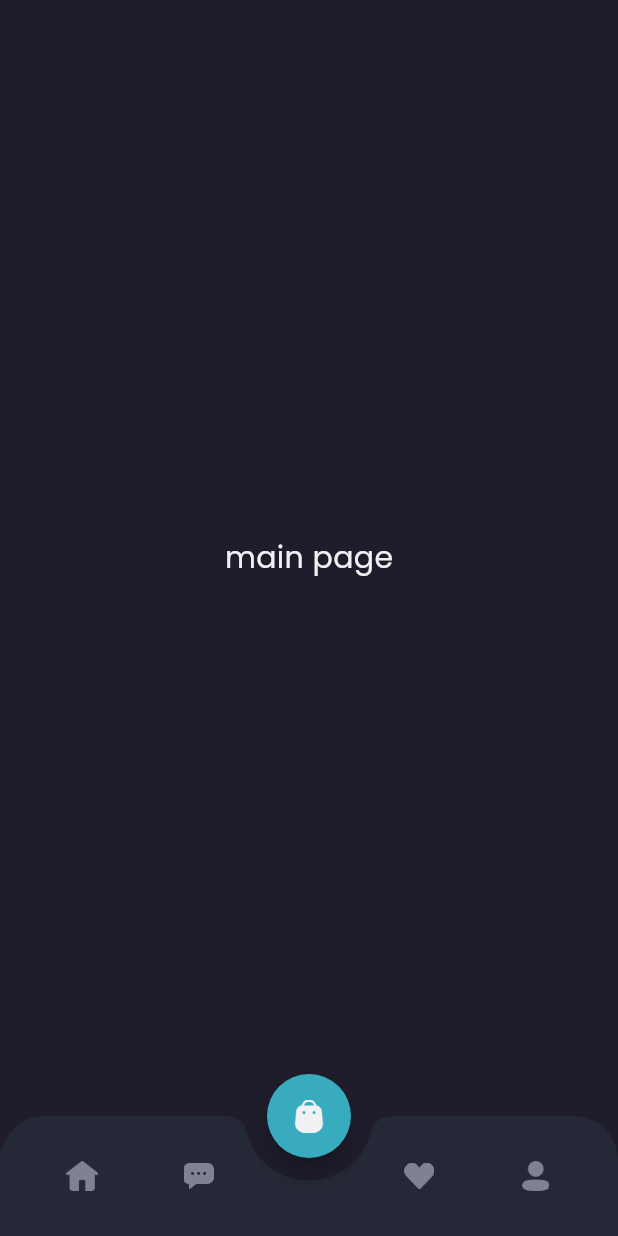
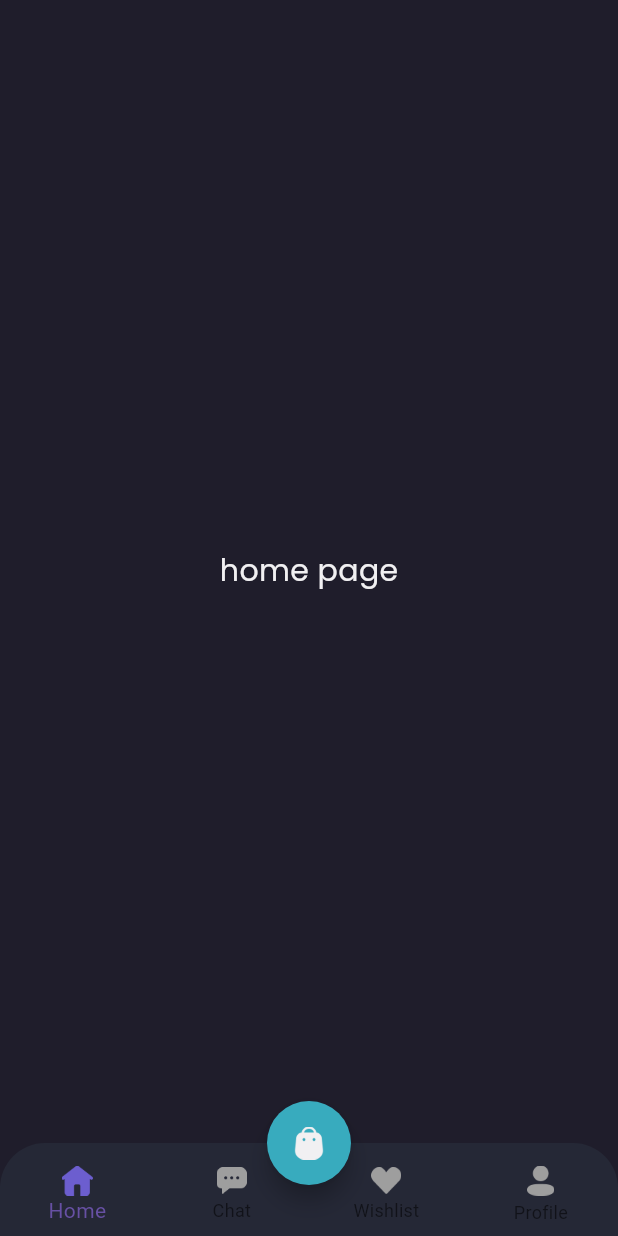
Before and after one commit to Samsulmaarif01/Shamo-Flutter-App, a Flutter app: the screen it shows after launch, after a tap on "Sign In", on a phone screen of 412 x 824 dp. Run offline on Flutter 3.47's test engine with Material 3 defaults, Android fonts, the phone set to English and light mode, and no system bars; our stand-ins replace google_fonts.

Commit message:
feat(main_page): added page navigation to the Navbar

```diff
--- /dev/null
+++ b/lib/pages/home/chat_page.dart
@@ -0,0 +1,12 @@
+import 'package:flutter/material.dart';
+import 'package:shamo/theme.dart';
+class ChatPage extends StatelessWidget {
+  const ChatPage({super.key});
+
+  @override
+  Widget build(BuildContext context) {
+    return Center(
+      child: Text('chat page', style: primaryTextStyle.copyWith(fontSize: 20),),
+    );
+  }
+}
--- /dev/null
+++ b/lib/pages/home/home_page.dart
@@ -0,0 +1,12 @@
+import 'package:flutter/material.dart';
+import 'package:shamo/theme.dart';
+class HomePage extends StatelessWidget {
+  const HomePage({super.key});
+
+  @override
+  Widget build(BuildContext context) {
+    return Center(
+      child: Text('home page',style: primaryTextStyle.copyWith(fontSize: 20),),
+    );
+  }
+}
--- a/lib/pages/home/main_page.dart
+++ b/lib/pages/home/main_page.dart
@@ -1,8 +1,26 @@
 import 'package:flutter/material.dart';
 import 'package:shamo/theme.dart';
+import 'chat_page.dart';
+import 'home_page.dart';
+import 'profile_page.dart';
+import 'wishlist_page.dart';
 
-class MainPage extends StatelessWidget {
+class MainPage extends StatefulWidget {
   const MainPage({super.key});
+
+  @override
+  State<MainPage> createState() => _MainPageState();
+}
+
+class _MainPageState extends State<MainPage> {
+  int currentIndex = 0;
+
+  final List<Widget> _pages = [
+    const HomePage(),
+    const ChatPage(),
+    const WishlistPage(),
+    const ProfilePage(),
+  ];
 
   @override
   Widget build(BuildContext context) {
@@ -25,32 +43,61 @@ class MainPage extends StatelessWidget {
         borderRadius: const BorderRadius.vertical(
           top: Radius.circular(30),
         ),
-        child: BottomAppBar(
-          shape: const CircularNotchedRectangle(),
-          notchMargin: 15,
-          color: backgroundColor4,
-          child: Row(
-            mainAxisAlignment: MainAxisAlignment.spaceAround,
-            children: <Widget>[
-              IconButton(
-                icon: Image.asset('assets/Home.png', width: 21),
-                onPressed: () {},
+        child: BottomNavigationBar(
+          backgroundColor: backgroundColor4,
+          type: BottomNavigationBarType.fixed,
+          currentIndex: currentIndex,
+          onTap: (value) {
+            setState(() {
+              currentIndex = value;
+            });
+          },
+          items: [
+            BottomNavigationBarItem(
+              icon: Padding(
+                padding: const EdgeInsets.only(top: 8.0), // Menambahkan margin atas
+                child: Image.asset(
+                  'assets/Home.png',
+                  width: 21,
+                  color: currentIndex == 0 ? const Color(0xff6C5ECF) : Colors.grey,
+                ),
               ),
-              IconButton(
-                icon: Image.asset('assets/Chat Icon.png', width: 20),
-                onPressed: () {},
+              label: 'Home',
+            ),
+            BottomNavigationBarItem(
+              icon: Padding(
+                padding: const EdgeInsets.only(top: 8.0), // Menambahkan margin atas
+                child: Image.asset(
+                  'assets/Chat Icon.png',
+                  width: 20,
+                  color: currentIndex == 1 ? const Color(0xff6C5ECF) : Colors.grey,
+                ),
               ),
-              const SizedBox(width: 40), // Empty space for the FAB
-              IconButton(
-                icon: Image.asset('assets/wishlist.png', width: 20),
-                onPressed: () {},
+              label: 'Chat',
+            ),
+            BottomNavigationBarItem(
+              icon: Padding(
+                padding: const EdgeInsets.only(top: 8.0), // Menambahkan margin atas
+                child: Image.asset(
+                  'assets/wishlist.png',
+                  width: 20,
+                  color: currentIndex == 2 ? const Color(0xff6C5ECF) : Colors.grey,
+                ),
               ),
-              IconButton(
-                icon: Image.asset('assets/Profile.png', width: 18),
-                onPressed: () {},
+              label: 'Wishlist',
+            ),
+            BottomNavigationBarItem(
+              icon: Padding(
+                padding: const EdgeInsets.only(top: 8.0), // Menambahkan margin atas
+                child: Image.asset(
+                  'assets/Profile.png',
+                  width: 18,
+                  color: currentIndex == 3 ? const Color(0xff6C5ECF) : Colors.grey,
+                ),
               ),
-            ],
-          ),
+              label: 'Profile',
+            ),
+          ],
         ),
       );
     }
@@ -60,11 +107,9 @@ class MainPage extends StatelessWidget {
       floatingActionButton: cardButton(),
       floatingActionButtonLocation: FloatingActionButtonLocation.centerDocked,
       bottomNavigationBar: customButtonNav(),
-      body: Center(
-        child: Text(
-          'main page',
-          style: primaryTextStyle.copyWith(fontSize: 20),
-        ),
+      body: IndexedStack(
+        index: currentIndex,
+        children: _pages,
       ),
     );
   }
--- /dev/null
+++ b/lib/pages/home/profile_page.dart
@@ -0,0 +1,12 @@
+import 'package:flutter/material.dart';
+import 'package:shamo/theme.dart';
+class ProfilePage extends StatelessWidget {
+  const ProfilePage({super.key});
+
+  @override
+  Widget build(BuildContext context) {
+    return Center(
+      child: Text('profile page', style: primaryTextStyle.copyWith(fontSize: 20),),
+    );
+  }
+}
--- /dev/null
+++ b/lib/pages/home/wishlist_page.dart
@@ -0,0 +1,12 @@
+import 'package:flutter/material.dart';
+import 'package:shamo/theme.dart';
+class WishlistPage extends StatelessWidget {
+  const WishlistPage({super.key});
+
+  @override
+  Widget build(BuildContext context) {
+    return Center(
+      child: Text('whislist page', style: primaryTextStyle.copyWith(fontSize: 20),),
+    );
+  }
+}
```
